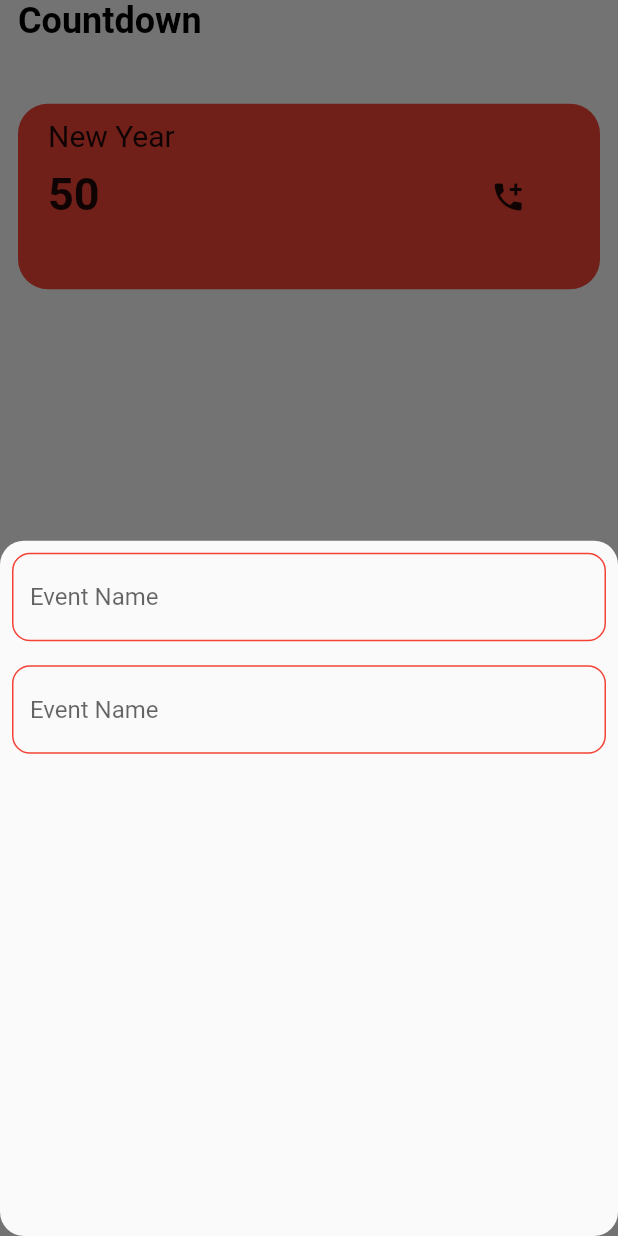
After one commit to A7medK7aled1/countdown_app, a Flutter app: the screen it shows after launch, after a tap on the "add" icon, on a phone screen of 412 x 824 dp. The commit adds this screen. Run offline on Flutter 3.47's test engine with Material 3 defaults, Android fonts, the phone set to English and light mode, and no system bars.

Commit message:
add custom floating action button and text field for event input

```diff
--- /dev/null
+++ b/lib/featuers/home/widgets/custom_floating_action_button.dart
@@ -0,0 +1,43 @@
+import 'package:countdown_app/featuers/home/widgets/custom_text_field.dart';
+import 'package:flutter/material.dart';
+
+class CustomFloatinActionButton extends StatelessWidget {
+  const CustomFloatinActionButton({
+    super.key,
+  });
+
+  @override
+  Widget build(BuildContext context) {
+    return FloatingActionButton(
+      backgroundColor: Color(0xff01e39b),
+      onPressed: () {
+        showModalBottomSheet(
+            isScrollControlled: false,
+            shape: RoundedRectangleBorder(
+              borderRadius: BorderRadius.circular(16),
+            ),
+            context: context,
+            builder: (context) {
+              return AddEventForm();
+            });
+      },
+      child: Icon(Icons.add),
+    );
+  }
+}
+
+class AddEventForm extends StatelessWidget {
+  const AddEventForm({super.key});
+
+  @override
+  Widget build(BuildContext context) {
+    return Form(
+      child: Column(
+        children: [
+          CustomTextField(),
+          CustomTextField(),
+        ],
+      ),
+    );
+  }
+}
--- /dev/null
+++ b/lib/featuers/home/widgets/custom_text_field.dart
@@ -0,0 +1,31 @@
+import 'package:flutter/material.dart';
+
+class CustomTextField extends StatelessWidget {
+  const CustomTextField({
+    super.key,
+  });
+
+  @override
+  Widget build(BuildContext context) {
+    return Padding(
+      padding: const EdgeInsets.all(8.0),
+      child: TextField(
+        decoration: InputDecoration(
+          focusedBorder: OutlineInputBorder(
+            borderRadius: BorderRadius.all(Radius.circular(12)),
+            borderSide: BorderSide(color: Color(0xff96f2d7)),
+          ),
+          enabledBorder: OutlineInputBorder(
+            borderRadius: BorderRadius.all(Radius.circular(12)),
+            borderSide: BorderSide(color: Colors.red),
+          ),
+          hintText: 'Event Name',
+          border: OutlineInputBorder(
+            borderRadius: BorderRadius.all(Radius.circular(12)),
+            borderSide: BorderSide(color: Colors.grey),
+          ),
+        ),
+      ),
+    );
+  }
+}
--- a/lib/featuers/home/widgets/home_view_body.dart
+++ b/lib/featuers/home/widgets/home_view_body.dart
@@ -1,5 +1,6 @@
 import 'package:countdown_app/featuers/home/widgets/custom_app_bar.dart';
 import 'package:countdown_app/featuers/home/widgets/custom_card.dart';
+import 'package:countdown_app/featuers/home/widgets/custom_floating_action_button.dart';
 import 'package:flutter/material.dart';
 
 class HomeViewBody extends StatelessWidget {
@@ -8,6 +9,8 @@ class HomeViewBody extends StatelessWidget {
   @override
   Widget build(BuildContext context) {
     return Scaffold(
+      resizeToAvoidBottomInset: false,
+      floatingActionButton: CustomFloatinActionButton(),
       body: SafeArea(
         child: Padding(
           padding: const EdgeInsets.symmetric(horizontal: 12),
```
